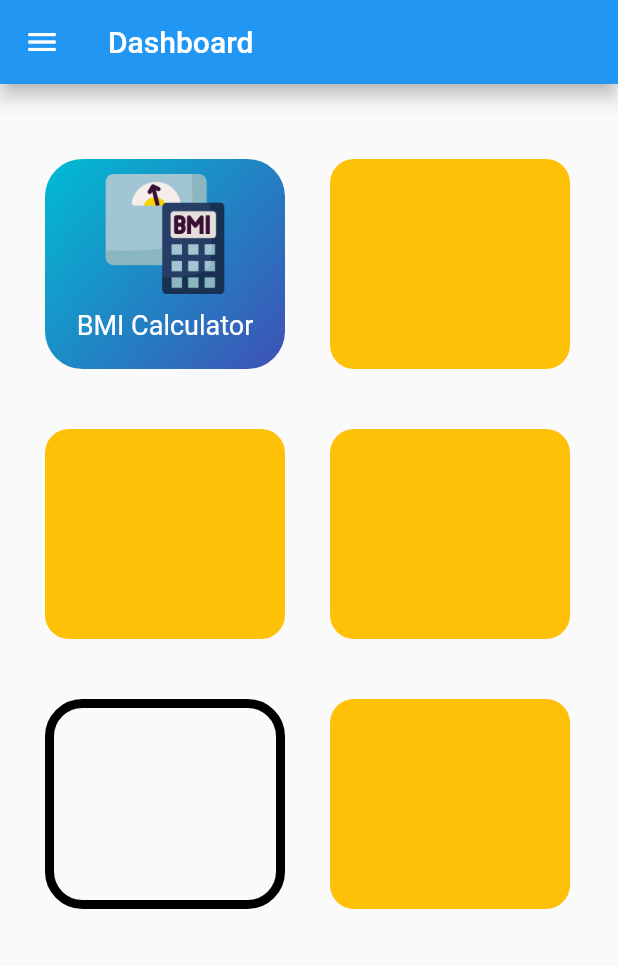
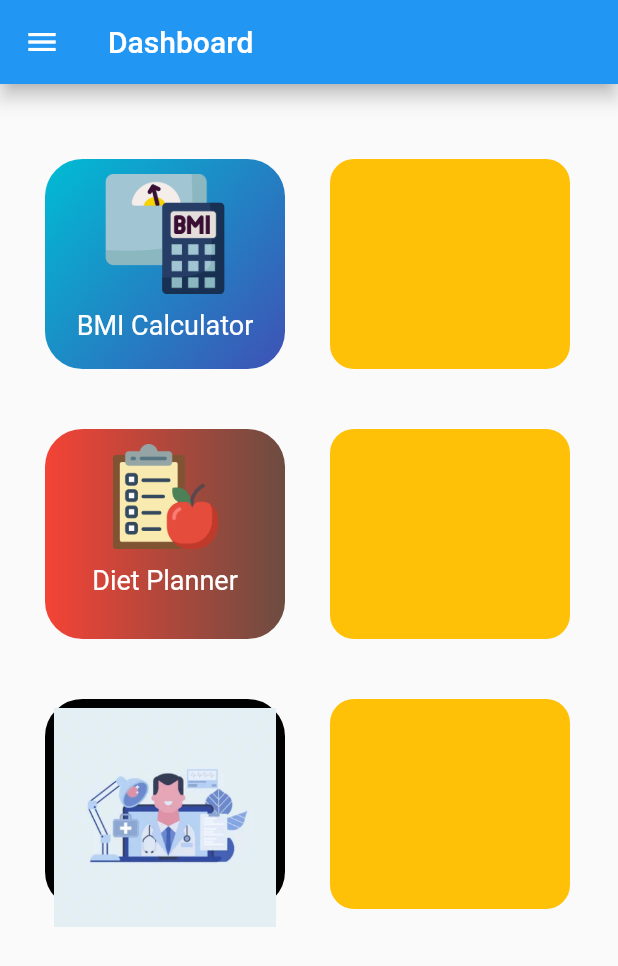
Before and after one commit to balavardhan224/healthtrackerandcalculator, a Flutter app: the Homepage screen opened directly, on a phone screen of 412 x 824 dp. Shown: the top 966 px of the screen. Run offline on Flutter 3.47's test engine with Material 2 defaults, Android fonts, the phone set to English and light mode, and no system bars; our stand-ins replace google_fonts.

Commit message:
initial commit

```diff
--- a/lib/widget.dart
+++ b/lib/widget.dart
@@ -82,15 +82,36 @@ Widget buildbox(BuildContext context) {
         height: 140,
         width: 160,
         decoration: BoxDecoration(
-          borderRadius: BorderRadius.all(
-            Radius.circular(
-              16,
+            borderRadius: BorderRadius.all(
+              Radius.circular(
+                25,
+              ),
             ),
-          ),
-          color: Colors.amber,
-        ),
+            gradient: LinearGradient(
+              colors: [
+                Colors.red.shade500,
+                Colors.brown.shade600,
+              ],
+            )),
         child: InkWell(
           onTap: () {},
+          child: Column(
+            children: [
+              Image.asset(
+                'images/diet.png',
+                height: 90,
+                width: 70,
+              ),
+              Text(
+                'Diet Planner',
+                style: TextStyle(
+                  fontSize: 18,
+                  color: Colors.white,
+                  fontFamily: 'Roboto',
+                ),
+              )
+            ],
+          ),
         ),
       ),
       SizedBox(
@@ -131,6 +152,9 @@ Widget buildbox1(BuildContext context) {
         ),
         child: GestureDetector(
           onTap: () {},
+          child: Column(
+            children: [Image.asset('images/doctorconsultation.png')],
+          ),
         ),
       ),
       SizedBox(
```
